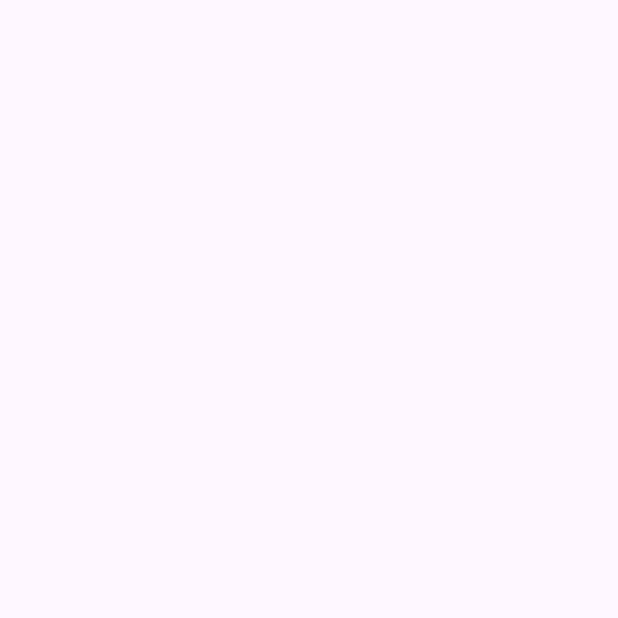
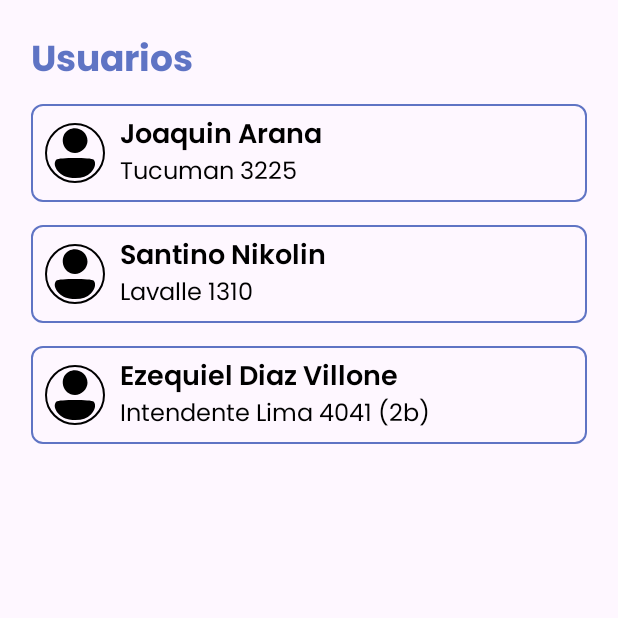
Before and after one commit to ezediazvillone/ConexaMobileChallenge, an Android app: the UserFragment screen opened through its navigation route, on a phone screen of 412 x 824 dp, the top half of it. Before the commit the part shown is empty. Run offline under Robolectric (Android 15) with nearby library versions, the phone set to English and light mode, and no system bars; our stand-ins replace Dagger/Hilt's generated code; pictures from the network do not load.

Commit message:
(feat) finish user fragment

```diff
--- /dev/null
+++ b/app/src/main/java/com/example/conexamobilechallenge/domain/model/User.kt
@@ -0,0 +1,9 @@
+package com.example.conexamobilechallenge.domain.model
+
+data class User(
+    val id: Int,
+    val name: String,
+    val lastName: String,
+    val address: String,
+    val addressUrl: String
+)
--- /dev/null
+++ b/app/src/main/java/com/example/conexamobilechallenge/domain/usecase/GetUserListUseCase.kt
@@ -0,0 +1,32 @@
+package com.example.conexamobilechallenge.domain.usecase
+
+import com.example.conexamobilechallenge.domain.model.User
+import javax.inject.Inject
+
+class GetUserListUseCase @Inject constructor() {
+
+    operator fun invoke(): List<User> {
+        return listOf(
+            User(
+                id = 1,
+                name = "Joaquin",
+                lastName = "Arana",
+                address = "Tucuman 3225",
+                addressUrl = "https://www.google.com/maps/place/Tucum%C3%A1n+3225,+B1637+La+Lucila,+Provincia+de+Buenos+Aires/@-34.5044039,-58.4947806,17z/data=!3m1!4b1!4m6!3m5!1s0x95bcb111529ab6df:0xa0e9ef10f4070004!8m2!3d-34.5044083!4d-58.4922057!16s%2Fg%2F11c2dm1tk8?entry=ttu"
+            ), User(
+                id = 2,
+                name = "Santino",
+                lastName = "Nikolin",
+                address = "Lavalle 1310",
+                addressUrl = "https://www.google.com/maps/place/CON,+Gral.+Juan+Lavalle+1310,+B1638+Vicente+L%C3%B3pez,+Provincia+de+Buenos+Aires/@-34.5314515,-58.4789545,17z/data=!3m1!4b1!4m6!3m5!1s0x95bcb6b1bc862839:0xe9ab292f0f93b8c9!8m2!3d-34.5314559!4d-58.4763796!16s%2Fg%2F11c28j88w8?entry=ttu"
+            ), User(
+                id = 3,
+                name = "Ezequiel",
+                lastName = "Diaz Villone",
+                address = "Intendente Lima 4041 (2b)",
+                addressUrl = "https://www.google.com/maps/place/Int.+Lima+4041,+B1603AJA+Villa+Martelli,+Provincia+de+Buenos+Aires/@-34.5544301,-58.5065107,17z/data=!3m1!4b1!4m6!3m5!1s0x95bcb6e0c43f673f:0xc8a4e76665e7f1da!8m2!3d-34.5546348!4d-58.5035172!16s%2Fg%2F11f9vxmygl?entry=ttu"
+            )
+        )
+    }
+
+}
--- /dev/null
+++ b/app/src/main/java/com/example/conexamobilechallenge/presentation/adapter/UserAdapter.kt
@@ -0,0 +1,25 @@
+package com.example.conexamobilechallenge.presentation.adapter
+
+import android.view.LayoutInflater
+import android.view.ViewGroup
+import androidx.recyclerview.widget.RecyclerView
+import com.example.conexamobilechallenge.R
+import com.example.conexamobilechallenge.domain.model.User
+
+class UserAdapter(
+    private val userList: List<User>,
+    private val onUserClick: (User) -> Unit
+) : RecyclerView.Adapter<UserViewHolder>() {
+
+    override fun onCreateViewHolder(parent: ViewGroup, viewType: Int): UserViewHolder {
+        val layoutInflater = LayoutInflater.from(parent.context)
+        return UserViewHolder(layoutInflater.inflate(R.layout.item_user, parent, false))
+    }
+
+    override fun onBindViewHolder(holder: UserViewHolder, position: Int) {
+        val item = userList[position]
+        holder.render(item, onUserClick)
+    }
+
+    override fun getItemCount() = userList.size
+}
--- /dev/null
+++ b/app/src/main/java/com/example/conexamobilechallenge/presentation/adapter/UserViewHolder.kt
@@ -0,0 +1,30 @@
+package com.example.conexamobilechallenge.presentation.adapter
+
+import android.view.View
+import androidx.recyclerview.widget.RecyclerView
+import com.example.conexamobilechallenge.databinding.ItemUserBinding
+import com.example.conexamobilechallenge.domain.model.User
+
+class UserViewHolder(view: View) : RecyclerView.ViewHolder(view) {
+
+    private val binding = ItemUserBinding.bind(view)
+
+    fun render(
+        user: User,
+        onUserClick: (User) -> Unit
+    ) {
+        setUserName(user.name, user.lastName)
+        setUserAddress(user.address)
+        binding.itemUserCl.setOnClickListener { onUserClick(user) }
+    }
+
+    private fun setUserAddress(address: String) {
+        binding.itemUserTvAddress.text = address
+    }
+
+    private fun setUserName(name: String, lastName: String) {
+        binding.itemUserTvNameAndLastName.text = "$name $lastName"
+    }
+
+
+}
--- a/app/src/main/java/com/example/conexamobilechallenge/presentation/fragment/MapsFragment.kt
+++ /dev/null
@@ -1,22 +0,0 @@
-package com.example.conexamobilechallenge.presentation.fragment
-
-import androidx.fragment.app.viewModels
-import android.os.Bundle
-import androidx.fragment.app.Fragment
-import android.view.LayoutInflater
-import android.view.View
-import android.view.ViewGroup
-import com.example.conexamobilechallenge.R
-import com.example.conexamobilechallenge.presentation.viewmodel.MapsViewModel
-
-class MapsFragment : Fragment() {
-
-    private val viewModel: MapsViewModel by viewModels()
-
-    override fun onCreateView(
-        inflater: LayoutInflater, container: ViewGroup?,
-        savedInstanceState: Bundle?
-    ): View {
-        return inflater.inflate(R.layout.fragment_maps, container, false)
-    }
-}
--- a/app/src/main/java/com/example/conexamobilechallenge/presentation/fragment/UserFragment.kt
+++ b/app/src/main/java/com/example/conexamobilechallenge/presentation/fragment/UserFragment.kt
@@ -1,22 +1,63 @@
 package com.example.conexamobilechallenge.presentation.fragment
 
+import android.content.ActivityNotFoundException
+import android.content.Intent
+import android.net.Uri
 import androidx.fragment.app.viewModels
 import android.os.Bundle
 import androidx.fragment.app.Fragment
 import android.view.LayoutInflater
 import android.view.View
 import android.view.ViewGroup
-import com.example.conexamobilechallenge.R
+import androidx.navigation.fragment.findNavController
+import androidx.recyclerview.widget.LinearLayoutManager
+import com.example.conexamobilechallenge.databinding.FragmentUserBinding
+import com.example.conexamobilechallenge.presentation.adapter.UserAdapter
 import com.example.conexamobilechallenge.presentation.viewmodel.UserViewModel
+import dagger.hilt.android.AndroidEntryPoint
 
+@AndroidEntryPoint
 class UserFragment : Fragment() {
 
+    private lateinit var binding: FragmentUserBinding
+    private val navController by lazy { findNavController() }
     private val viewModel: UserViewModel by viewModels()
 
     override fun onCreateView(
         inflater: LayoutInflater, container: ViewGroup?,
         savedInstanceState: Bundle?
     ): View {
-        return inflater.inflate(R.layout.fragment_user, container, false)
+        binding = FragmentUserBinding.inflate(inflater, container, false)
+        return binding.root
     }
+
+    override fun onViewCreated(view: View, savedInstanceState: Bundle?) {
+        super.onViewCreated(view, savedInstanceState)
+        initUserRecyclerView()
+    }
+
+    private fun initUserRecyclerView() {
+        binding.fragmentUserRvUsers.layoutManager = LinearLayoutManager(requireContext())
+        binding.fragmentUserRvUsers.adapter = UserAdapter(
+            userList = viewModel.getUserList(),
+            onUserClick = { user -> openMaps(user.addressUrl) }
+        )
+    }
+
+    private fun openMaps(addressUrl: String) {
+        val uri: Uri = Uri.parse(addressUrl)
+        val likeIng = Intent(Intent.ACTION_VIEW, uri)
+        likeIng.setPackage("com.google.android.apps.maps")
+        try {
+            startActivity(likeIng)
+        } catch (e: ActivityNotFoundException) {
+            startActivity(
+                Intent(
+                    Intent.ACTION_VIEW,
+                    Uri.parse(uri.toString())
+                )
+            )
+        }
+    }
+
 }
--- a/app/src/main/java/com/example/conexamobilechallenge/presentation/viewmodel/MapsViewModel.kt
+++ /dev/null
@@ -1,7 +0,0 @@
-package com.example.conexamobilechallenge.presentation.viewmodel
-
-import androidx.lifecycle.ViewModel
-
-class MapsViewModel : ViewModel() {
-
-}
--- a/app/src/main/java/com/example/conexamobilechallenge/presentation/viewmodel/UserViewModel.kt
+++ b/app/src/main/java/com/example/conexamobilechallenge/presentation/viewmodel/UserViewModel.kt
@@ -1,7 +1,15 @@
 package com.example.conexamobilechallenge.presentation.viewmodel
 
 import androidx.lifecycle.ViewModel
+import com.example.conexamobilechallenge.domain.usecase.GetUserListUseCase
+import dagger.hilt.android.lifecycle.HiltViewModel
+import javax.inject.Inject
 
-class UserViewModel : ViewModel() {
+@HiltViewModel
+class UserViewModel @Inject constructor(
+    private val getUserListUseCase: GetUserListUseCase
+) : ViewModel() {
+
+    fun getUserList() = getUserListUseCase()
 
 }
--- /dev/null
+++ b/app/src/main/res/drawable/back_item_user.xml
@@ -0,0 +1,10 @@
+<shape xmlns:android="http://schemas.android.com/apk/res/android"
+    android:shape="rectangle">
+
+    <stroke
+        android:width="1.5dp"
+        android:color="@color/primary" />
+
+    <corners android:radius="7.5dp" />
+
+</shape>
--- a/app/src/main/res/drawable/back_text_view.xml
+++ /dev/null
@@ -1,8 +0,0 @@
-<shape xmlns:android="http://schemas.android.com/apk/res/android"
-    android:shape="rectangle">
-
-    <solid android:color="@color/primary" />
-
-    <corners android:radius="25dp" />
-
-</shape>
--- a/app/src/main/res/layout/fragment_main.xml
+++ b/app/src/main/res/layout/fragment_main.xml
@@ -65,7 +65,7 @@
 
     <EditText
         android:id="@+id/fragment_main_et_search"
-        style="@style/defaultEditText"
+        style="@style/searchEt"
         android:layout_marginTop="12.5dp"
         android:hint="@string/search_news"
         app:layout_constraintEnd_toStartOf="@+id/fragment_main_guideline_vertical_3"
--- a/app/src/main/res/layout/fragment_maps.xml
+++ /dev/null
@@ -1,8 +0,0 @@
-<?xml version="1.0" encoding="utf-8"?>
-<androidx.constraintlayout.widget.ConstraintLayout xmlns:android="http://schemas.android.com/apk/res/android"
-    xmlns:tools="http://schemas.android.com/tools"
-    android:layout_width="match_parent"
-    android:layout_height="match_parent"
-    tools:context=".presentation.fragment.MapsFragment">
-
-</androidx.constraintlayout.widget.ConstraintLayout>
--- a/app/src/main/res/layout/fragment_user.xml
+++ b/app/src/main/res/layout/fragment_user.xml
@@ -1,8 +1,54 @@
 <?xml version="1.0" encoding="utf-8"?>
 <androidx.constraintlayout.widget.ConstraintLayout xmlns:android="http://schemas.android.com/apk/res/android"
+    xmlns:app="http://schemas.android.com/apk/res-auto"
     xmlns:tools="http://schemas.android.com/tools"
     android:layout_width="match_parent"
     android:layout_height="match_parent"
     tools:context=".presentation.fragment.UserFragment">
 
+    <androidx.constraintlayout.widget.Guideline
+        android:id="@+id/fragment_user_guideline_horizontal_1"
+        android:layout_width="wrap_content"
+        android:layout_height="wrap_content"
+        android:orientation="horizontal"
+        app:layout_constraintGuide_percent="0.025" />
+
+    <androidx.constraintlayout.widget.Guideline
+        android:id="@+id/fragment_user_guideline_horizontal_2"
+        android:layout_width="wrap_content"
+        android:layout_height="wrap_content"
+        android:orientation="horizontal"
+        app:layout_constraintGuide_percent="0.975" />
+
+    <androidx.constraintlayout.widget.Guideline
+        android:id="@+id/fragment_user_guideline_vertical_1"
+        android:layout_width="wrap_content"
+        android:layout_height="wrap_content"
+        android:orientation="vertical"
+        app:layout_constraintGuide_percent="0.05" />
+
+    <androidx.constraintlayout.widget.Guideline
+        android:id="@+id/fragment_user_guideline_vertical_2"
+        android:layout_width="wrap_content"
+        android:layout_height="wrap_content"
+        android:orientation="vertical"
+        app:layout_constraintGuide_percent="0.95" />
+
+    <TextView
+        android:id="@+id/fragment_user_tv_title"
+        style="@style/poppinsBold"
+        android:text="@string/users"
+        app:layout_constraintStart_toStartOf="@+id/fragment_user_guideline_vertical_1"
+        app:layout_constraintTop_toTopOf="@+id/fragment_user_guideline_horizontal_1" />
+
+    <androidx.recyclerview.widget.RecyclerView
+        android:id="@+id/fragment_user_rv_users"
+        android:layout_width="0dp"
+        android:layout_height="0dp"
+        android:layout_marginTop="7.5dp"
+        app:layout_constraintBottom_toTopOf="@+id/fragment_user_guideline_horizontal_2"
+        app:layout_constraintEnd_toStartOf="@+id/fragment_user_guideline_vertical_2"
+        app:layout_constraintStart_toStartOf="@+id/fragment_user_guideline_vertical_1"
+        app:layout_constraintTop_toBottomOf="@+id/fragment_user_tv_title" />
+
 </androidx.constraintlayout.widget.ConstraintLayout>
--- /dev/null
+++ b/app/src/main/res/layout/item_user.xml
@@ -0,0 +1,49 @@
+<?xml version="1.0" encoding="utf-8"?>
+<androidx.constraintlayout.widget.ConstraintLayout xmlns:android="http://schemas.android.com/apk/res/android"
+    xmlns:app="http://schemas.android.com/apk/res-auto"
+    android:id="@+id/item_user_cl"
+    android:layout_width="match_parent"
+    android:layout_height="65dp"
+    android:layout_marginBottom="15dp"
+    android:background="@drawable/back_item_user">
+
+    <androidx.constraintlayout.widget.Guideline
+        android:id="@+id/item_user_guideline_vertical_1"
+        android:layout_width="wrap_content"
+        android:layout_height="wrap_content"
+        android:orientation="vertical"
+        app:layout_constraintGuide_percent="0.025" />
+
+    <androidx.constraintlayout.widget.Guideline
+        android:id="@+id/item_user_guideline_vertical_2"
+        android:layout_width="wrap_content"
+        android:layout_height="wrap_content"
+        android:orientation="vertical"
+        app:layout_constraintGuide_percent="0.975" />
+
+    <ImageView
+        android:id="@+id/item_user_iv_user"
+        style="@style/userIv"
+        android:layout_width="40dp"
+        android:layout_height="40dp"
+        app:layout_constraintBottom_toBottomOf="parent"
+        app:layout_constraintStart_toStartOf="@id/item_user_guideline_vertical_1"
+        app:layout_constraintTop_toTopOf="parent" />
+
+    <TextView
+        android:id="@+id/item_user_tv_name_and_last_name"
+        style="@style/poppinsSemiBold"
+        android:layout_marginStart="10dp"
+        android:layout_marginTop="-6.5dp"
+        app:layout_constraintStart_toEndOf="@+id/item_user_iv_user"
+        app:layout_constraintTop_toTopOf="@+id/item_user_iv_user" />
+
+    <TextView
+        android:id="@+id/item_user_tv_address"
+        style="@style/poppinsRegular"
+        android:layout_marginStart="10dp"
+        android:layout_marginBottom="-6.5dp"
+        app:layout_constraintBottom_toBottomOf="@+id/item_user_iv_user"
+        app:layout_constraintStart_toEndOf="@+id/item_user_iv_user" />
+
+</androidx.constraintlayout.widget.ConstraintLayout>
--- a/app/src/main/res/navigation/nav_graph.xml
+++ b/app/src/main/res/navigation/nav_graph.xml
@@ -9,7 +9,7 @@
         android:id="@+id/mainFragment"
         android:name="com.example.conexamobilechallenge.presentation.fragment.MainFragment"
         android:label="fragment_main"
-        tools:layout="@layout/fragment_main" >
+        tools:layout="@layout/fragment_main">
         <action
             android:id="@+id/action_mainFragment_to_userFragment"
             app:destination="@id/userFragment" />
@@ -21,24 +21,15 @@
         android:id="@+id/userFragment"
         android:name="com.example.conexamobilechallenge.presentation.fragment.UserFragment"
         android:label="fragment_user"
-        tools:layout="@layout/fragment_user" >
-        <action
-            android:id="@+id/action_userFragment_to_mapsFragment"
-            app:destination="@id/mapsFragment" />
-    </fragment>
+        tools:layout="@layout/fragment_user" />
     <fragment
         android:id="@+id/detailFragment"
         android:name="com.example.conexamobilechallenge.presentation.fragment.DetailFragment"
         android:label="fragment_detail"
-        tools:layout="@layout/fragment_detail" >
+        tools:layout="@layout/fragment_detail">
         <argument
             android:name="id"
             app:argType="integer" />
     </fragment>
-    <fragment
-        android:id="@+id/mapsFragment"
-        android:name="com.example.conexamobilechallenge.presentation.fragment.MapsFragment"
-        android:label="fragment_maps"
-        tools:layout="@layout/fragment_maps" />
 
 </navigation>
--- a/app/src/main/res/values/strings.xml
+++ b/app/src/main/res/values/strings.xml
@@ -2,4 +2,5 @@
     <string name="app_name">ConexaMobileChallenge</string>
     <string name="news">Noticias</string>
     <string name="search_news">Busque su noticia aquí</string>
+    <string name="users">Usuarios</string>
 </resources>
--- a/app/src/main/res/values/styles.xml
+++ b/app/src/main/res/values/styles.xml
@@ -25,7 +25,7 @@
         <item name="android:textSize">16sp</item>
     </style>
 
-    <style name="defaultEditText">
+    <style name="searchEt">
         <item name="android:layout_width">0dp</item>
         <item name="android:layout_height">42.5dp</item>
         <item name="android:fontFamily">@font/poppins_regular</item>
@@ -41,16 +41,6 @@
         <item name="android:imeOptions">actionDone</item>
     </style>
 
-    <style name="defaultTextView">
-        <item name="android:layout_width">0dp</item>
-        <item name="android:layout_height">0dp</item>
-        <item name="android:textColor">@color/white</item>
-        <item name="android:background">@drawable/back_text_view</item>
-        <item name="android:textSize">16sp</item>
-        <item name="android:gravity">center</item>
-        <item name="android:fontFamily">@font/poppins_regular</item>
-    </style>
-
     <style name="userIv">
         <item name="android:layout_width">0dp</item>
         <item name="android:layout_height">0dp</item>
```
